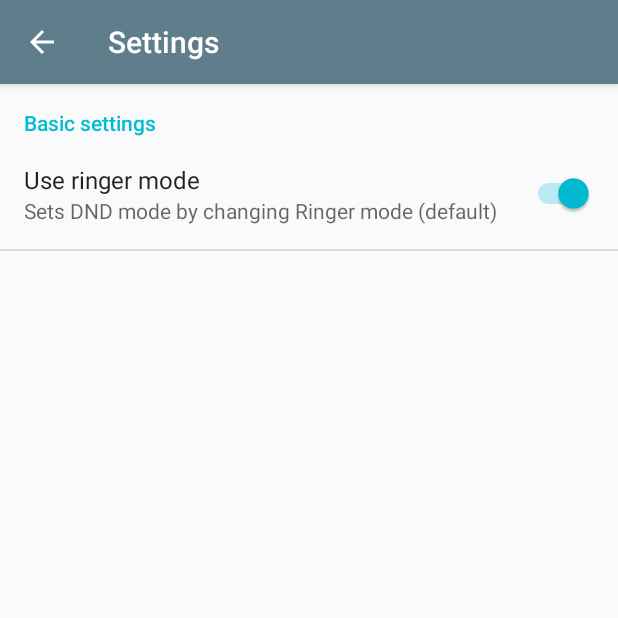
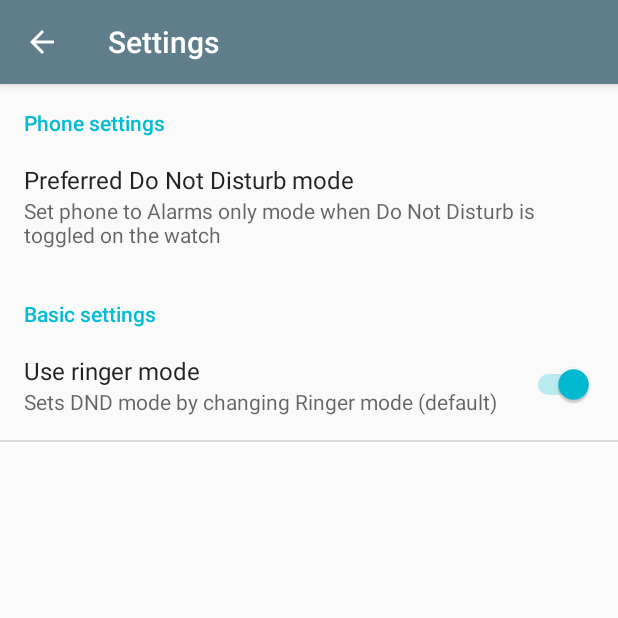
Before and after one commit to blunden/DoNotDisturbSync, an Android app: the SettingsActivity screen opened directly, with no data from a screen before it, on a phone screen of 412 x 824 dp, the top half of it. Run offline under Robolectric (Android 15) with nearby library versions, the phone set to English and light mode, and no system bars.

Commit message:
Toggle between DND Off and a user preferred mode
Solves the mismatch issue and makes it behave as expected.

```diff
--- /dev/null
+++ b/mobile/src/main/res/values/arrays.xml
@@ -0,0 +1,16 @@
+<?xml version="1.0" encoding="utf-8"?>
+<resources>
+
+    <string-array name="dnd_mode_names">
+        <item name="alarms_only">Alarms only</item>
+        <item name="priority">Priority</item>
+        <item name="none">Total silence</item>
+    </string-array>
+
+    <string-array name="dnd_mode_values">
+        <item name="alarms_only">4</item>
+        <item name="priority">2</item>
+        <item name="none">3</item>
+    </string-array>
+
+</resources>
--- a/mobile/src/main/res/values/strings.xml
+++ b/mobile/src/main/res/values/strings.xml
@@ -8,9 +8,12 @@
     <string name="activity_settings_title">Settings</string>
     <string name="action_settings">Settings</string>
 
+    <string name="settings_category_phone_settings">Phone settings</string>
     <string name="settings_category_basic_settings">Basic settings</string>
     <string name="settings_use_ringer_mode_title">Use ringer mode</string>
     <string name="settings_use_ringer_mode_on_description">Sets DND mode by changing Ringer mode (default)</string>
     <string name="settings_use_ringer_mode_off_description">Sets DND mode by changing the true DND mode (may cause unexpected behavior)</string>
+    <string name="settings_preferred_dnd_mode_title">Preferred Do Not Disturb mode</string>
+    <string name="settings_preferred_dnd_mode_summary">Set phone to %1$s mode when Do Not Disturb is toggled on the watch</string>
 
 </resources>
--- a/mobile/src/main/res/xml/preferences.xml
+++ b/mobile/src/main/res/xml/preferences.xml
@@ -1,5 +1,19 @@
 <?xml version="1.0" encoding="utf-8"?>
 <PreferenceScreen xmlns:android="http://schemas.android.com/apk/res/android">
+
+    <PreferenceCategory
+        android:key="phone_settings_category"
+        android:title="@string/settings_category_phone_settings">
+
+        <ListPreference
+            android:key="preferred_phone_dnd_mode"
+            android:title="@string/settings_preferred_dnd_mode_title"
+            android:summary="@string/settings_preferred_dnd_mode_summary"
+            android:defaultValue="4"
+            android:entries="@array/dnd_mode_names"
+            android:entryValues="@array/dnd_mode_values" />
+
+    </PreferenceCategory>
 
     <PreferenceCategory
         android:key="basic_settings_category"
```
Also changed, not shown: mobile/src/main/java/se/blunden/donotdisturbsync/SettingsActivity.java (+20 -0 lines), mobile/src/main/java/se/blunden/donotdisturbsync/WearMessageListenerService.java (+8 -1 lines), wear/src/main/java/se/blunden/donotdisturbsync/WearMessageListenerService.java (+7 -1 lines).
